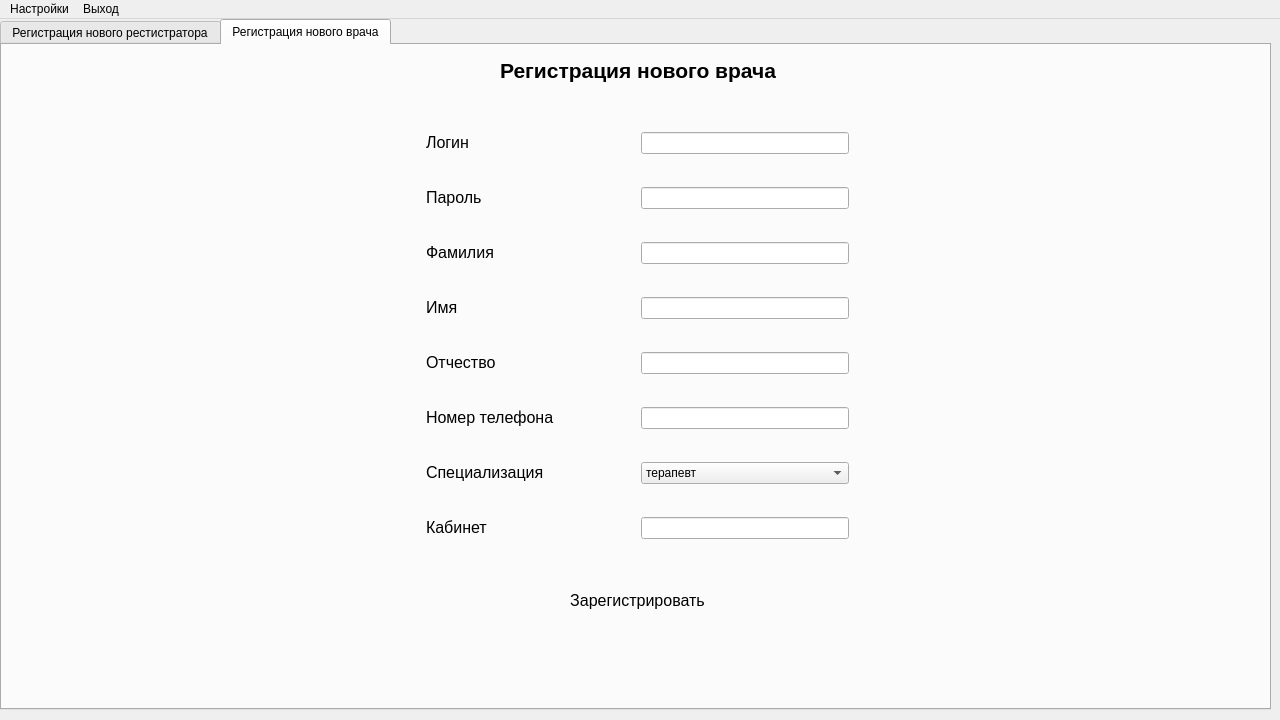
The window that 6th-semester/software-architecture/src/client/View/ApplicationViewUi.ui (theseChains/uni-assignments) describes before a commit, drawn with Qt 5.
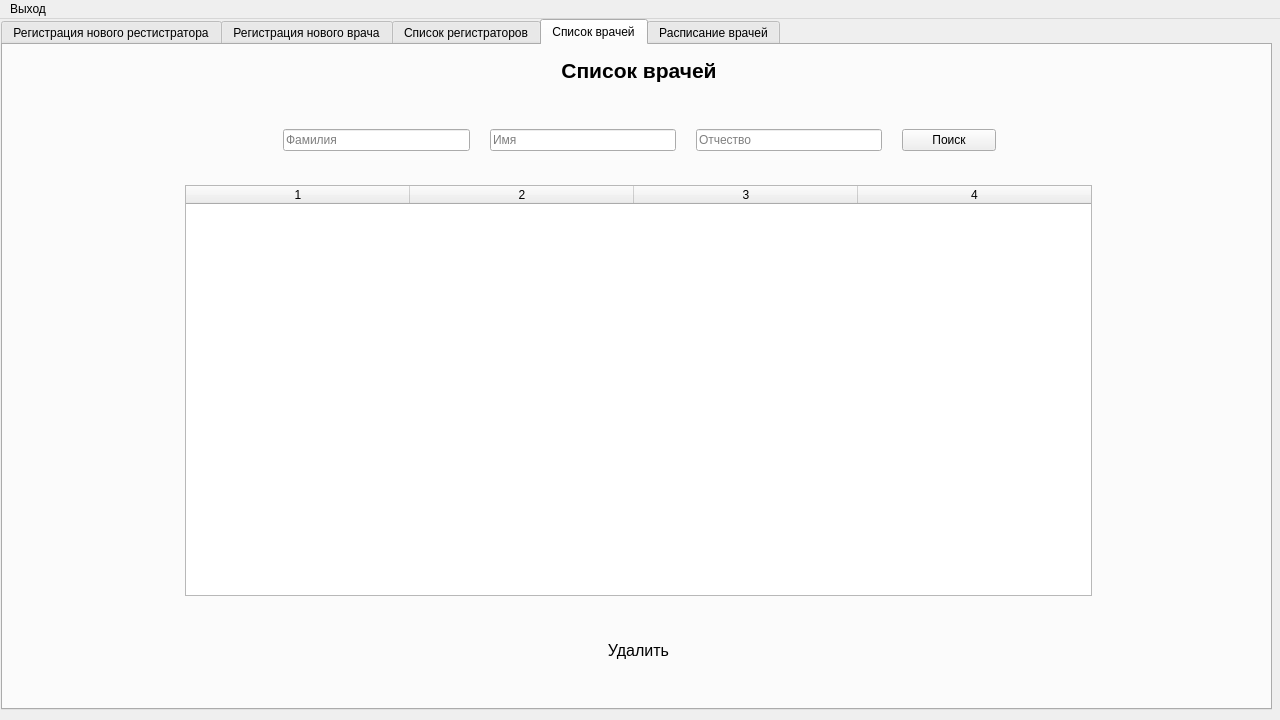
The same window after the commit. The open tabs and pages were chosen to show the change.

The edit to the form file:
```diff
--- a/6th-semester/software-architecture/src/client/View/ApplicationViewUi.ui
+++ b/6th-semester/software-architecture/src/client/View/ApplicationViewUi.ui
@@ -17,7 +17,7 @@
    <widget class="QStackedWidget" name="UserStackedWidget">
     <property name="geometry">
      <rect>
-      <x>0</x>
+      <x>1</x>
       <y>0</y>
       <width>1280</width>
       <height>720</height>
@@ -2640,7 +2640,7 @@
        </rect>
       </property>
       <property name="currentIndex">
-       <number>1</number>
+       <number>3</number>
       </property>
       <widget class="QWidget" name="tab_3">
        <attribute name="title">
@@ -3161,6 +3161,531 @@
         </layout>
        </widget>
       </widget>
+      <widget class="QWidget" name="tab_8">
+       <attribute name="title">
+        <string>Список регистраторов</string>
+       </attribute>
+       <widget class="QWidget" name="horizontalLayoutWidget_28">
+        <property name="geometry">
+         <rect>
+          <x>190</x>
+          <y>580</y>
+          <width>891</width>
+          <height>51</height>
+         </rect>
+        </property>
+        <layout class="QHBoxLayout" name="horizontalLayout_81" stretch="2,1,2">
+         <item>
+          <spacer name="horizontalSpacer_97">
+           <property name="orientation">
+            <enum>Qt::Horizontal</enum>
+           </property>
+           <property name="sizeHint" stdset="0">
+            <size>
+             <width>40</width>
+             <height>20</height>
+            </size>
+           </property>
+          </spacer>
+         </item>
+         <item>
+          <widget class="QPushButton" name="OpenOutpatientCardButton_2">
+           <property name="sizePolicy">
+            <sizepolicy hsizetype="Minimum" vsizetype="Preferred">
+             <horstretch>0</horstretch>
+             <verstretch>0</verstretch>
+            </sizepolicy>
+           </property>
+           <property name="font">
+            <font>
+             <pointsize>12</pointsize>
+            </font>
+           </property>
+           <property name="styleSheet">
+            <string notr="true">border-radius: 25px;</string>
+           </property>
+           <property name="text">
+            <string>Удалить</string>
+           </property>
+          </widget>
+         </item>
+         <item>
+          <spacer name="horizontalSpacer_98">
+           <property name="orientation">
+            <enum>Qt::Horizontal</enum>
+           </property>
+           <property name="sizeHint" stdset="0">
+            <size>
+             <width>40</width>
+             <height>20</height>
+            </size>
+           </property>
+          </spacer>
+         </item>
+        </layout>
+       </widget>
+       <widget class="QWidget" name="horizontalLayoutWidget_4">
+        <property name="geometry">
+         <rect>
+          <x>1</x>
+          <y>70</y>
+          <width>1271</width>
+          <height>51</height>
+         </rect>
+        </property>
+        <layout class="QHBoxLayout" name="horizontalLayout_21" stretch="3,2,2,2,1,3">
+         <property name="spacing">
+          <number>20</number>
+         </property>
+         <item>
+          <spacer name="horizontalSpacer_99">
+           <property name="orientation">
+            <enum>Qt::Horizontal</enum>
+           </property>
+           <property name="sizeHint" stdset="0">
+            <size>
+             <width>40</width>
+             <height>20</height>
+            </size>
+           </property>
+          </spacer>
+         </item>
+         <item>
+          <widget class="QLineEdit" name="OutpatientSearchLastName_2">
+           <property name="placeholderText">
+            <string>Фамилия</string>
+           </property>
+          </widget>
+         </item>
+         <item>
+          <widget class="QLineEdit" name="OutpatientSearchFirstName_2">
+           <property name="placeholderText">
+            <string>Имя</string>
+           </property>
+          </widget>
+         </item>
+         <item>
+          <widget class="QLineEdit" name="OutpatientSearchMiddleName_2">
+           <property name="placeholderText">
+            <string>Отчество</string>
+           </property>
+          </widget>
+         </item>
+         <item>
+          <widget class="QPushButton" name="SearchOutpatientCardsButton_2">
+           <property name="text">
+            <string>Поиск</string>
+           </property>
+          </widget>
+         </item>
+         <item>
+          <spacer name="horizontalSpacer_100">
+           <property name="orientation">
+            <enum>Qt::Horizontal</enum>
+           </property>
+           <property name="sizeHint" stdset="0">
+            <size>
+             <width>40</width>
+             <height>20</height>
+            </size>
+           </property>
+          </spacer>
+         </item>
+        </layout>
+       </widget>
+       <widget class="QWidget" name="horizontalLayoutWidget_29">
+        <property name="geometry">
+         <rect>
+          <x>0</x>
+          <y>140</y>
+          <width>1271</width>
+          <height>411</height>
+         </rect>
+        </property>
+        <layout class="QHBoxLayout" name="horizontalLayout_82" stretch="2,10,2">
+         <item>
+          <spacer name="horizontalSpacer_101">
+           <property name="orientation">
+            <enum>Qt::Horizontal</enum>
+           </property>
+           <property name="sizeHint" stdset="0">
+            <size>
+             <width>40</width>
+             <height>20</height>
+            </size>
+           </property>
+          </spacer>
+         </item>
+         <item>
+          <widget class="QTableWidget" name="OutpatientCardsTable_2">
+           <property name="sizePolicy">
+            <sizepolicy hsizetype="Expanding" vsizetype="Expanding">
+             <horstretch>0</horstretch>
+             <verstretch>0</verstretch>
+            </sizepolicy>
+           </property>
+           <property name="horizontalScrollBarPolicy">
+            <enum>Qt::ScrollBarAlwaysOff</enum>
+           </property>
+           <property name="sizeAdjustPolicy">
+            <enum>QAbstractScrollArea::AdjustIgnored</enum>
+           </property>
+           <property name="sortingEnabled">
+            <bool>false</bool>
+           </property>
+           <property name="columnCount">
+            <number>4</number>
+           </property>
+           <attribute name="horizontalHeaderCascadingSectionResizes">
+            <bool>true</bool>
+           </attribute>
+           <attribute name="horizontalHeaderMinimumSectionSize">
+            <number>40</number>
+           </attribute>
+           <attribute name="horizontalHeaderDefaultSectionSize">
+            <number>224</number>
+           </attribute>
+           <attribute name="horizontalHeaderStretchLastSection">
+            <bool>true</bool>
+           </attribute>
+           <attribute name="verticalHeaderVisible">
+            <bool>false</bool>
+           </attribute>
+           <attribute name="verticalHeaderDefaultSectionSize">
+            <number>40</number>
+           </attribute>
+           <column/>
+           <column/>
+           <column/>
+           <column/>
+          </widget>
+         </item>
+         <item>
+          <spacer name="horizontalSpacer_102">
+           <property name="orientation">
+            <enum>Qt::Horizontal</enum>
+           </property>
+           <property name="sizeHint" stdset="0">
+            <size>
+             <width>40</width>
+             <height>20</height>
+            </size>
+           </property>
+          </spacer>
+         </item>
+        </layout>
+       </widget>
+       <widget class="QWidget" name="horizontalLayoutWidget_30">
+        <property name="geometry">
+         <rect>
+          <x>0</x>
+          <y>0</y>
+          <width>1271</width>
+          <height>51</height>
+         </rect>
+        </property>
+        <layout class="QHBoxLayout" name="horizontalLayout_85">
+         <item>
+          <spacer name="horizontalSpacer_103">
+           <property name="orientation">
+            <enum>Qt::Horizontal</enum>
+           </property>
+           <property name="sizeHint" stdset="0">
+            <size>
+             <width>40</width>
+             <height>20</height>
+            </size>
+           </property>
+          </spacer>
+         </item>
+         <item>
+          <widget class="QLabel" name="label_65">
+           <property name="text">
+            <string>&lt;html&gt;&lt;head/&gt;&lt;body&gt;&lt;p align=&quot;center&quot;&gt;&lt;span style=&quot; font-size:16pt; font-weight:600;&quot;&gt;Список регистраторов&lt;/span&gt;&lt;/p&gt;&lt;/body&gt;&lt;/html&gt;</string>
+           </property>
+          </widget>
+         </item>
+         <item>
+          <spacer name="horizontalSpacer_104">
+           <property name="orientation">
+            <enum>Qt::Horizontal</enum>
+           </property>
+           <property name="sizeHint" stdset="0">
+            <size>
+             <width>40</width>
+             <height>20</height>
+            </size>
+           </property>
+          </spacer>
+         </item>
+        </layout>
+       </widget>
+      </widget>
+      <widget class="QWidget" name="tab_9">
+       <attribute name="title">
+        <string>Список врачей</string>
+       </attribute>
+       <widget class="QWidget" name="horizontalLayoutWidget_7">
+        <property name="geometry">
+         <rect>
+          <x>1</x>
+          <y>70</y>
+          <width>1271</width>
+          <height>51</height>
+         </rect>
+        </property>
+        <layout class="QHBoxLayout" name="horizontalLayout_22" stretch="3,2,2,2,1,3">
+         <property name="spacing">
+          <number>20</number>
+         </property>
+         <item>
+          <spacer name="horizontalSpacer_105">
+           <property name="orientation">
+            <enum>Qt::Horizontal</enum>
+           </property>
+           <property name="sizeHint" stdset="0">
+            <size>
+             <width>40</width>
+             <height>20</height>
+            </size>
+           </property>
+          </spacer>
+         </item>
+         <item>
+          <widget class="QLineEdit" name="OutpatientSearchLastName_3">
+           <property name="placeholderText">
+            <string>Фамилия</string>
+           </property>
+          </widget>
+         </item>
+         <item>
+          <widget class="QLineEdit" name="OutpatientSearchFirstName_3">
+           <property name="placeholderText">
+            <string>Имя</string>
+           </property>
+          </widget>
+         </item>
+         <item>
+          <widget class="QLineEdit" name="OutpatientSearchMiddleName_3">
+           <property name="placeholderText">
+            <string>Отчество</string>
+           </property>
+          </widget>
+         </item>
+         <item>
+          <widget class="QPushButton" name="SearchOutpatientCardsButton_3">
+           <property name="text">
+            <string>Поиск</string>
+           </property>
+          </widget>
+         </item>
+         <item>
+          <spacer name="horizontalSpacer_106">
+           <property name="orientation">
+            <enum>Qt::Horizontal</enum>
+           </property>
+           <property name="sizeHint" stdset="0">
+            <size>
+             <width>40</width>
+             <height>20</height>
+            </size>
+           </property>
+          </spacer>
+         </item>
+        </layout>
+       </widget>
+       <widget class="QWidget" name="horizontalLayoutWidget_50">
+        <property name="geometry">
+         <rect>
+          <x>0</x>
+          <y>140</y>
+          <width>1271</width>
+          <height>411</height>
+         </rect>
+        </property>
+        <layout class="QHBoxLayout" name="horizontalLayout_86" stretch="2,10,2">
+         <item>
+          <spacer name="horizontalSpacer_107">
+           <property name="orientation">
+            <enum>Qt::Horizontal</enum>
+           </property>
+           <property name="sizeHint" stdset="0">
+            <size>
+             <width>40</width>
+             <height>20</height>
+            </size>
+           </property>
+          </spacer>
+         </item>
+         <item>
+          <widget class="QTableWidget" name="OutpatientCardsTable_3">
+           <property name="sizePolicy">
+            <sizepolicy hsizetype="Expanding" vsizetype="Expanding">
+             <horstretch>0</horstretch>
+             <verstretch>0</verstretch>
+            </sizepolicy>
+           </property>
+           <property name="horizontalScrollBarPolicy">
+            <enum>Qt::ScrollBarAlwaysOff</enum>
+           </property>
+           <property name="sizeAdjustPolicy">
+            <enum>QAbstractScrollArea::AdjustIgnored</enum>
+           </property>
+           <property name="sortingEnabled">
+            <bool>false</bool>
+           </property>
+           <property name="columnCount">
+            <number>4</number>
+           </property>
+           <attribute name="horizontalHeaderCascadingSectionResizes">
+            <bool>true</bool>
+           </attribute>
+           <attribute name="horizontalHeaderMinimumSectionSize">
+            <number>40</number>
+           </attribute>
+           <attribute name="horizontalHeaderDefaultSectionSize">
+            <number>224</number>
+           </attribute>
+           <attribute name="horizontalHeaderStretchLastSection">
+            <bool>true</bool>
+           </attribute>
+           <attribute name="verticalHeaderVisible">
+            <bool>false</bool>
+           </attribute>
+           <attribute name="verticalHeaderDefaultSectionSize">
+            <number>40</number>
+           </attribute>
+           <column/>
+           <column/>
+           <column/>
+           <column/>
+          </widget>
+         </item>
+         <item>
+          <spacer name="horizontalSpacer_108">
+           <property name="orientation">
+            <enum>Qt::Horizontal</enum>
+           </property>
+           <property name="sizeHint" stdset="0">
+            <size>
+             <width>40</width>
+             <height>20</height>
+            </size>
+           </property>
+          </spacer>
+         </item>
+        </layout>
+       </widget>
+       <widget class="QWidget" name="horizontalLayoutWidget_51">
+        <property name="geometry">
+         <rect>
+          <x>0</x>
+          <y>0</y>
+          <width>1271</width>
+          <height>51</height>
+         </rect>
+        </property>
+        <layout class="QHBoxLayout" name="horizontalLayout_87">
+         <item>
+          <spacer name="horizontalSpacer_109">
+           <property name="orientation">
+            <enum>Qt::Horizontal</enum>
+           </property>
+           <property name="sizeHint" stdset="0">
+            <size>
+             <width>40</width>
+             <height>20</height>
+            </size>
+           </property>
+          </spacer>
+         </item>
+         <item>
+          <widget class="QLabel" name="label_66">
+           <property name="text">
+            <string>&lt;html&gt;&lt;head/&gt;&lt;body&gt;&lt;p align=&quot;center&quot;&gt;&lt;span style=&quot; font-size:16pt; font-weight:600;&quot;&gt;Список врачей&lt;/span&gt;&lt;/p&gt;&lt;/body&gt;&lt;/html&gt;</string>
+           </property>
+          </widget>
+         </item>
+         <item>
+          <spacer name="horizontalSpacer_110">
+           <property name="orientation">
+            <enum>Qt::Horizontal</enum>
+           </property>
+           <property name="sizeHint" stdset="0">
+            <size>
+             <width>40</width>
+             <height>20</height>
+            </size>
+           </property>
+          </spacer>
+         </item>
+        </layout>
+       </widget>
+       <widget class="QWidget" name="horizontalLayoutWidget_52">
+        <property name="geometry">
+         <rect>
+          <x>190</x>
+          <y>580</y>
+          <width>891</width>
+          <height>51</height>
+         </rect>
+        </property>
+        <layout class="QHBoxLayout" name="horizontalLayout_88" stretch="2,1,2">
+         <item>
+          <spacer name="horizontalSpacer_111">
+           <property name="orientation">
+            <enum>Qt::Horizontal</enum>
+           </property>
+           <property name="sizeHint" stdset="0">
+            <size>
+             <width>40</width>
+             <height>20</height>
+            </size>
+           </property>
+          </spacer>
+         </item>
+         <item>
+          <widget class="QPushButton" name="OpenOutpatientCardButton_3">
+           <property name="sizePolicy">
+            <sizepolicy hsizetype="Minimum" vsizetype="Preferred">
+             <horstretch>0</horstretch>
+             <verstretch>0</verstretch>
+            </sizepolicy>
+           </property>
+           <property name="font">
+            <font>
+             <pointsize>12</pointsize>
+            </font>
+           </property>
+           <property name="styleSheet">
+            <string notr="true">border-radius: 25px;</string>
+           </property>
+           <property name="text">
+            <string>Удалить</string>
+           </property>
+          </widget>
+         </item>
+         <item>
+          <spacer name="horizontalSpacer_112">
+           <property name="orientation">
+            <enum>Qt::Horizontal</enum>
+           </property>
+           <property name="sizeHint" stdset="0">
+            <size>
+             <width>40</width>
+             <height>20</height>
+            </size>
+           </property>
+          </spacer>
+         </item>
+        </layout>
+       </widget>
+      </widget>
+      <widget class="QWidget" name="tab_10">
+       <attribute name="title">
+        <string>Расписание врачей</string>
+       </attribute>
+      </widget>
      </widget>
     </widget>
     <widget class="QWidget" name="DoctorPage">
@@ -4631,17 +5156,11 @@
      <height>21</height>
     </rect>
    </property>
-   <widget class="QMenu" name="menu">
-    <property name="title">
-     <string>Настройки</string>
-    </property>
-   </widget>
    <widget class="QMenu" name="menu_2">
     <property name="title">
      <string>Выход</string>
     </property>
    </widget>
-   <addaction name="menu"/>
    <addaction name="menu_2"/>
   </widget>
  </widget>
```
Left out of the diff: 469 changed lines with no effect on the pictures.
